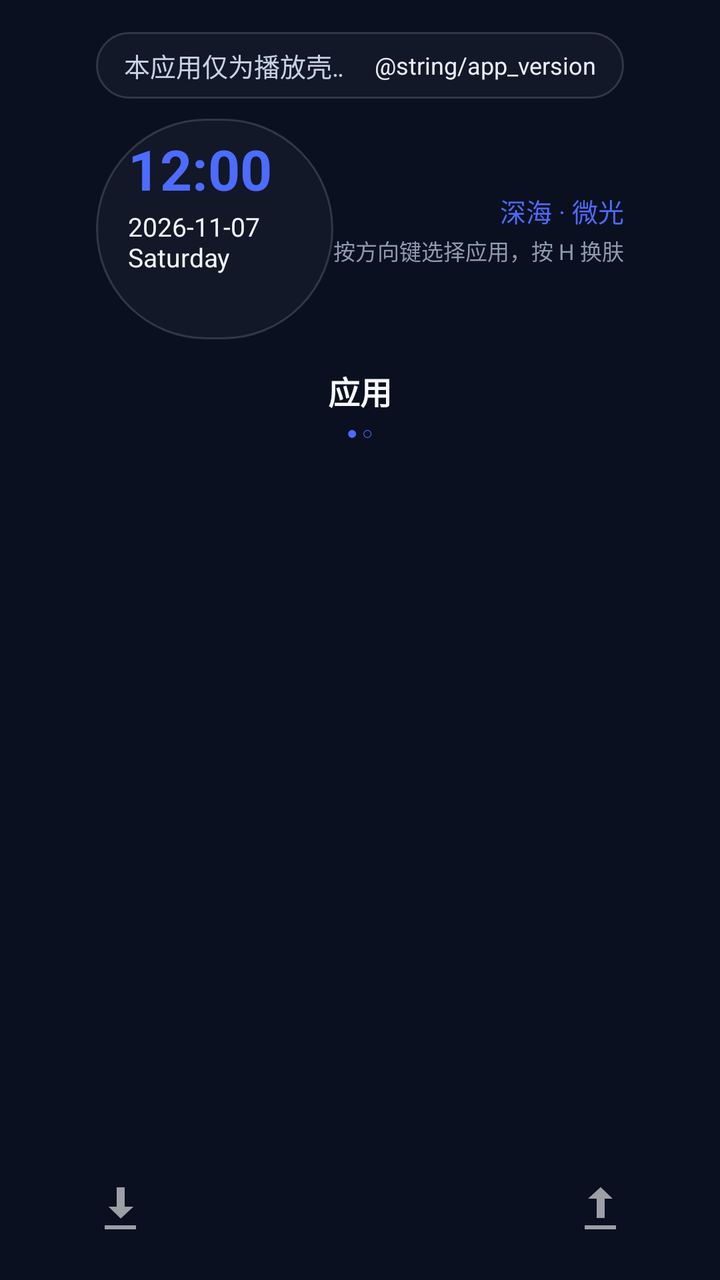
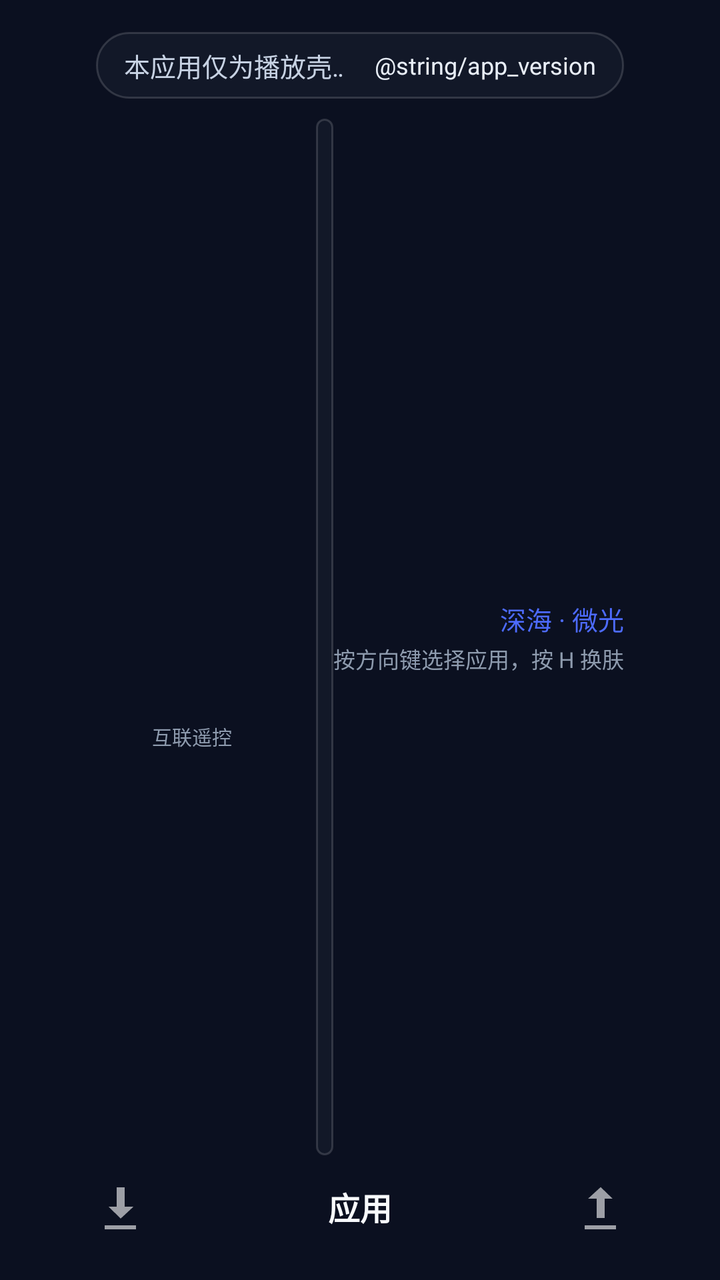

Compare the two renders of this Android layout. The source of the first and the diff that turns it into the second are given below.
<!-- AndroidManifest.xml: application theme AppTheme -->
<!-- res/layout/activity_main.xml -->
<?xml version="1.0" encoding="utf-8"?>
<FrameLayout xmlns:android="http://schemas.android.com/apk/res/android"
    android:layout_width="match_parent"
    android:layout_height="match_parent">

    <ImageView
        android:id="@+id/ivWallpaper"
        android:layout_width="match_parent"
        android:layout_height="match_parent"
        android:scaleType="centerCrop"
        android:contentDescription="@string/wallpaper" />

    <View
        android:id="@+id/bgTop"
        android:layout_width="match_parent"
        android:layout_height="match_parent" />
    <View
        android:id="@+id/bgBottom"
        android:layout_width="match_parent"
        android:layout_height="match_parent"
        android:alpha="0.55" />

    <LinearLayout
        android:id="@+id/contentMain"
        android:layout_width="match_parent"
        android:layout_height="match_parent"
        android:orientation="vertical"
        android:paddingLeft="48dp"
        android:paddingRight="48dp"
        android:paddingTop="16dp"
        android:paddingBottom="20dp">

        
        <LinearLayout
            android:id="@+id/barTop"
            android:layout_width="match_parent"
            android:layout_height="wrap_content"
            android:layout_marginBottom="10dp"
            android:orientation="horizontal"
            android:gravity="center_vertical"
            android:background="@drawable/bg_dock"
            android:paddingLeft="14dp"
            android:paddingRight="14dp"
            android:paddingTop="7dp"
            android:paddingBottom="7dp">

            <TextView
                android:id="@+id/tvTicker"
                android:layout_width="0dp"
                android:layout_height="wrap_content"
                android:layout_weight="1"
                android:singleLine="true"
                android:ellipsize="marquee"
                android:marqueeRepeatLimit="marquee_forever"
                android:focusable="false"
                android:focusableInTouchMode="false"
                android:textSize="13sp"
                android:textColor="#C7D2E3"
                android:text="@string/ticker_text" />

            <TextView
                android:id="@+id/tvVersion"
                android:layout_width="wrap_content"
                android:layout_height="wrap_content"
                android:layout_marginLeft="12dp"
                android:singleLine="true"
                android:text="@string/app_version"
                android:textSize="12sp"
                android:textColor="#E8EEF7" />
        </LinearLayout>

        
        <LinearLayout
            android:layout_width="match_parent"
            android:layout_height="wrap_content"
            android:orientation="horizontal"
            android:gravity="center_vertical">

            <LinearLayout
                android:layout_width="0dp"
                android:layout_height="wrap_content"
                android:layout_weight="1"
                android:orientation="vertical"
                android:background="@drawable/bg_dock"
                android:paddingLeft="16dp"
                android:paddingRight="20dp"
                android:paddingTop="10dp"
                android:paddingBottom="12dp">

                <TextView
                    android:id="@+id/tvClock"
                    android:layout_width="wrap_content"
                    android:layout_height="wrap_content"
                    android:text="12:00"
                    android:textSize="28sp"
                    android:textStyle="bold"
                    android:includeFontPadding="false"
                    android:textColor="#4D6BFE" />

                <TextView
                    android:id="@+id/tvDate"
                    android:layout_width="wrap_content"
                    android:layout_height="wrap_content"
                    android:layout_marginTop="2dp"
                    android:text="2026-11-07  Saturday"
                    android:textSize="13sp"
                    android:textColor="#F2F6FC" />

                <TextView
                    android:id="@+id/tvWeather"
                    android:layout_width="wrap_content"
                    android:layout_height="wrap_content"
                    android:layout_marginTop="4dp"
                    android:singleLine="true"
                    android:textSize="12sp"
                    android:textColor="#F2F6FC" />
            </LinearLayout>

            <LinearLayout
                android:layout_width="wrap_content"
                android:layout_height="wrap_content"
                android:orientation="vertical"
                android:gravity="end">

                <TextView
                    android:id="@+id/tvBadge"
                    android:layout_width="wrap_content"
                    android:layout_height="wrap_content"
                    android:text="@string/theme_dark"
                    android:textSize="13sp"
                    android:textColor="#4D6BFE" />

                <TextView
                    android:layout_width="wrap_content"
                    android:layout_height="wrap_content"
                    android:layout_marginTop="2dp"
                    android:text="@string/desk_hint"
                    android:textSize="11sp"
                    android:textColor="#8E9BAE" />
            </LinearLayout>
        </LinearLayout>

        
        <LinearLayout
            android:layout_width="match_parent"
            android:layout_height="wrap_content"
            android:layout_marginTop="14dp"
            android:orientation="vertical"
            android:gravity="center">

            <TextView
                android:id="@+id/tvPageTitle"
                android:layout_width="wrap_content"
                android:layout_height="wrap_content"
                android:text="@string/page_apps"
                android:textSize="16sp"
                android:textStyle="bold"
                android:textColor="#F8FAFC" />

            <TextView
                android:id="@+id/tvPageDots"
                android:layout_width="wrap_content"
                android:layout_height="wrap_content"
                android:layout_marginTop="3dp"
                android:text="● ○"
                android:textSize="9sp"
                android:textColor="#4D6BFE" />
        </LinearLayout>

        
        <TextView
            android:id="@+id/tvPageHint"
            android:layout_width="match_parent"
            android:layout_height="wrap_content"
            android:layout_marginTop="10dp"
            android:textSize="13sp"
            android:textColor="#8E9BAE"
            android:visibility="gone" />

        
        <GridView
            android:id="@+id/gridApps"
            android:layout_width="match_parent"
            android:layout_height="0dp"
            android:layout_weight="1"
            android:layout_marginTop="12dp"
            android:horizontalSpacing="10dp"
            android:verticalSpacing="10dp"
            android:stretchMode="columnWidth"
            android:clipToPadding="false"
            android:listSelector="@android:color/transparent" />
    </LinearLayout>

    
    <LinearLayout
        android:layout_width="wrap_content"
        android:layout_height="wrap_content"
        android:layout_gravity="left|bottom"
        android:layout_marginLeft="48dp"
        android:layout_marginBottom="24dp"
        android:orientation="vertical">

        <ImageView
            android:id="@+id/ivStatusDown"
            android:layout_width="24dp"
            android:layout_height="24dp"
            android:src="@android:drawable/stat_sys_download"
            android:alpha="0.6"
            android:contentDescription="@string/status_downloading" />
    </LinearLayout>

    <ImageView
        android:id="@+id/ivStatusUp"
        android:layout_width="24dp"
        android:layout_height="24dp"
        android:layout_gravity="right|bottom"
        android:layout_marginRight="48dp"
        android:layout_marginBottom="24dp"
        android:src="@android:drawable/stat_sys_upload"
        android:alpha="0.6"
        android:contentDescription="@string/status_uploading" />
</FrameLayout>
<!-- resources referenced by this layout -->
<resources>
  <!-- drawable bg_dock (drawable) -->
  <?xml version="1.0" encoding="utf-8"?>
  <shape xmlns:android="http://schemas.android.com/apk/res/android" android:shape="rectangle">
      <solid android:color="#B3161C2C" />
      <corners android:radius="999dp" />
      <stroke android:width="1dp" android:color="#26FFFFFF" />
  </shape>
  <string name="desk_hint">按方向键选择应用，按 H 换肤</string>
  <string name="page_apps">应用</string>
  <string name="status_downloading">下载中</string>
  <string name="status_uploading">上传中</string>
  <string name="theme_dark">深海 · 微光</string>
  <string name="ticker_text">本应用仅为播放壳，不提供、不存储、不分发任何内容。内容源均由使用者自行配置，相关责任由使用者自负。　官网：gcy5.cn.mt　公众号：韭菜超先生</string>
  <string name="wallpaper">壁纸</string>
  <style name="AppTheme" parent="@android:style/Theme.NoTitleBar.Fullscreen">
          <item name="android:windowBackground">#0B1020</item>
          <item name="android:windowFullscreen">true</item>
          <item name="android:windowNoTitle">true</item>
      </style>
</resources>

<!-- the commit's change to res/layout/activity_main.xml (unified diff, before → after) -->
@@ -1,4 +1,5 @@
 <?xml version="1.0" encoding="utf-8"?>
+
 <FrameLayout xmlns:android="http://schemas.android.com/apk/res/android"
     android:layout_width="match_parent"
     android:layout_height="match_parent">
@@ -75,6 +76,33 @@
             android:layout_height="wrap_content"
             android:orientation="horizontal"
             android:gravity="center_vertical">
+
+            <LinearLayout
+                android:layout_width="wrap_content"
+                android:layout_height="wrap_content"
+                android:layout_marginRight="14dp"
+                android:orientation="vertical"
+                android:gravity="center_horizontal">
+
+                <ImageView
+                    android:id="@+id/ivHubQr"
+                    android:layout_width="96dp"
+                    android:layout_height="96dp"
+                    android:background="#FFFFFF"
+                    android:padding="4dp"
+                    android:scaleType="fitCenter"
+                    android:visibility="invisible"
+                    android:contentDescription="@string/hub_label" />
+
+                <TextView
+                    android:id="@+id/tvHubLabel"
+                    android:layout_width="wrap_content"
+                    android:layout_height="wrap_content"
+                    android:layout_marginTop="3dp"
+                    android:text="@string/hub_label"
+                    android:textSize="10sp"
+                    android:textColor="#8E9BAE" />
+            </LinearLayout>
 
             <LinearLayout
                 android:layout_width="0dp"
<!-- resource entries referenced after the edit -->
@@ -8,6 +8,7 @@
       <stroke android:width="1dp" android:color="#26FFFFFF" />
   </shape>
   <string name="desk_hint">按方向键选择应用，按 H 换肤</string>
+  <string name="hub_label">互联遥控</string>
   <string name="page_apps">应用</string>
   <string name="status_downloading">下载中</string>
   <string name="status_uploading">上传中</string>
